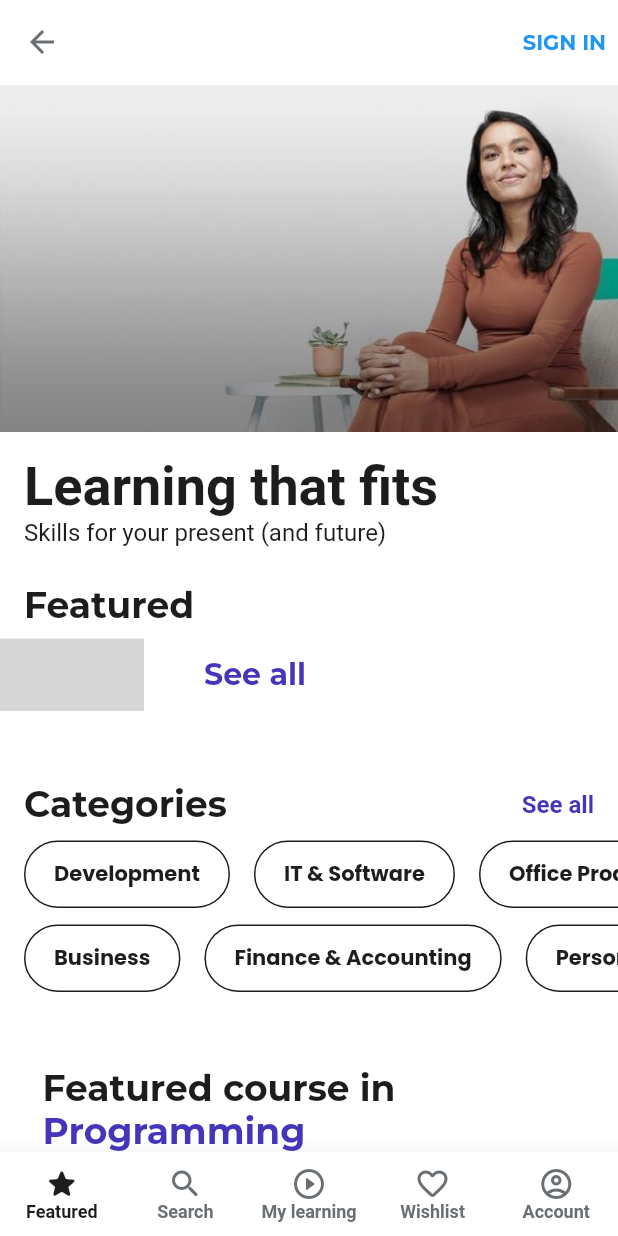
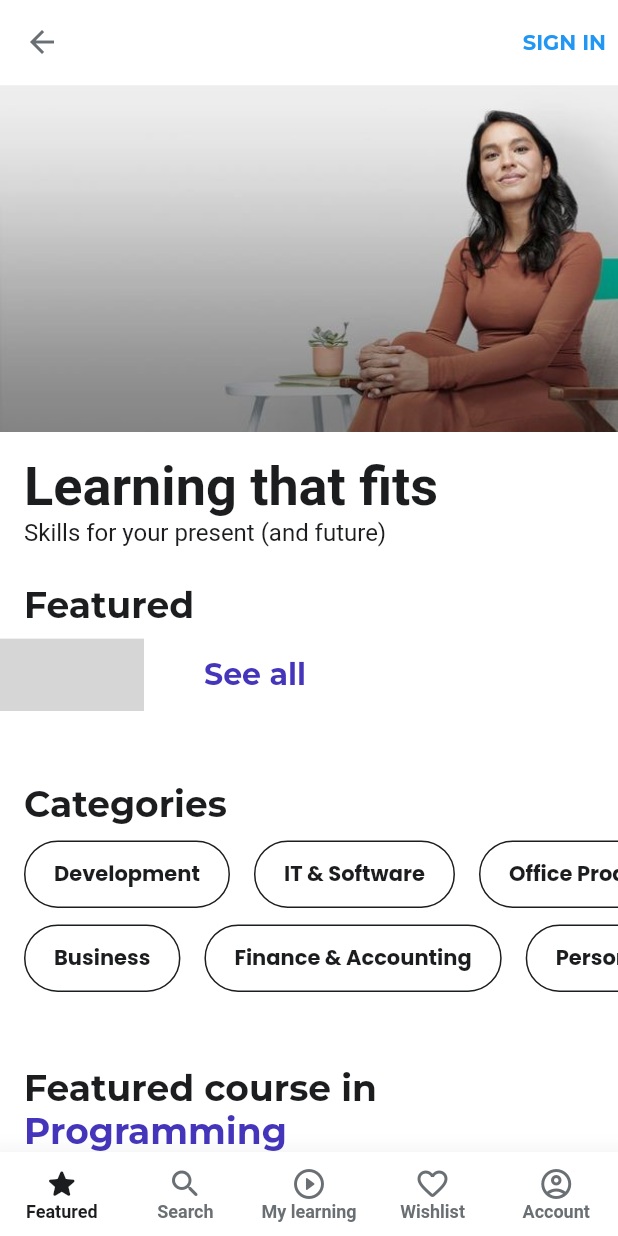
Before and after one commit to dimassdoubles/udemy-clone, a Flutter app: the MainPage screen opened by its route, on a phone screen of 412 x 824 dp. Run offline on Flutter 3.47's test engine with Material 2 defaults, Android fonts, the light colour scheme and no system bars; our stand-ins replace bloc, flutter_bloc, flutter_rating_bar, get_it, google_fonts, page_view_indicators and 3 more; Roboto replaces fonts that are missing (Amiri); grey boxes are pictures that could not be loaded.

Commit message:
refactoring
to many refactoring to describe per change

```diff
--- a/lib/presentation/pages/with_bottom_navbar/featured_page.dart
+++ b/lib/presentation/pages/with_bottom_navbar/featured_page.dart
@@ -1,5 +1,6 @@
 import 'package:flutter/material.dart';
-import 'package:udemy_clone/share/styles/themes.dart';
+import '../../../share/routes.dart';
+import '../../../share/styles/themes.dart';
 import '../../../share/constants/text_styles.dart';
 import '../../widgets/category_list.dart';
 import '../../widgets/full_course_list.dart';
@@ -59,6 +60,7 @@ class CategoryCourseSection extends StatelessWidget {
   @override
   Widget build(BuildContext context) {
     return Column(
+      crossAxisAlignment: CrossAxisAlignment.start,
       children: [
         CategoryCourseSectionTitle(category: category),
         const SizedBox(
@@ -85,7 +87,9 @@ class CategoryCourseSectionTitle extends StatelessWidget {
     return Padding(
       padding: const EdgeInsets.symmetric(horizontal: 16),
       child: GestureDetector(
-        onTap: () {},
+        onTap: () {
+          Navigator.pushNamed(context, courseListPage);
+        },
         child: Wrap(
           children: [
             Text(
@@ -114,30 +118,12 @@ class CategorySection extends StatelessWidget {
     return Column(
       crossAxisAlignment: CrossAxisAlignment.start,
       children: [
-        Row(
-          mainAxisAlignment: MainAxisAlignment.spaceBetween,
-          children: [
         Padding(
           padding: const EdgeInsets.only(left: 16),
           child: Text(
             'Categories',
             style: Theme.of(context).textTheme.headline5,
           ),
-            ),
-            Padding(
-              padding: const EdgeInsets.only(right: 16),
-              child: GestureDetector(
-                onTap: () {},
-                child: Text(
-                  'See all',
-                  style: Theme.of(context).textTheme.bodyText1!.copyWith(
-                        color: blue,
-                        fontWeight: bold,
-                      ),
-                ),
-              ),
-            ),
-          ],
         ),
         const SizedBox(
           height: 8,
```
Lines whose indentation alone changed are shown as unchanged.
